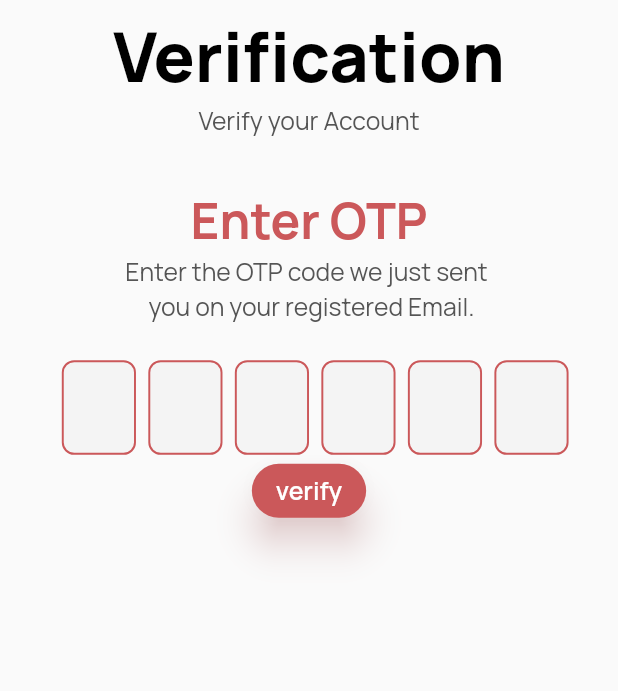
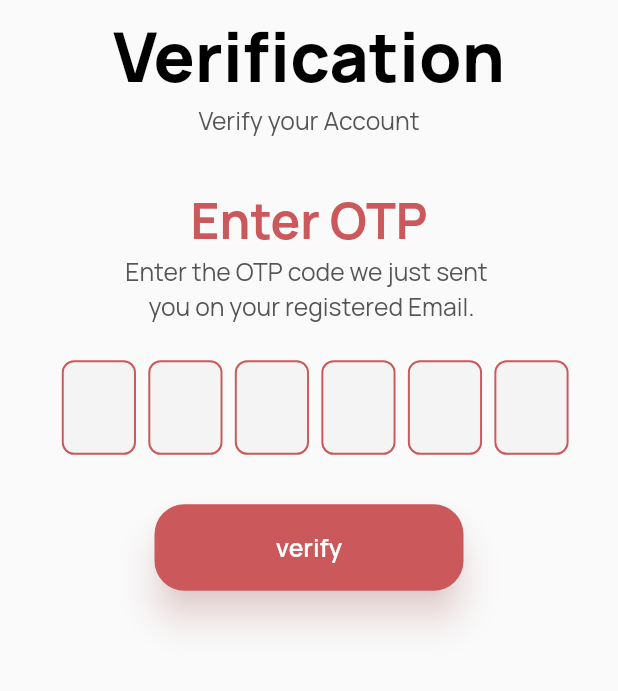
Before and after one commit to Aliza02/E-Vent-Vendor, a Flutter app: the otp_verification screen opened by its route, on a phone screen of 412 x 824 dp, the part 235-926 px from its top. Run offline on Flutter 3.47's test engine with Material 2 defaults, Android fonts, the phone set to English and light mode, and no system bars.

Commit message:
color theme

```diff
--- /dev/null
+++ b/lib/constants/colors.dart
@@ -0,0 +1,18 @@
+import 'package:flutter/material.dart';
+
+class AppColors {
+  static const Color pink = Color(0xFFCB585A);
+  static const Color maroon = Color(0xFF9C0C0C);
+  static const Color cream = Color(0xFFECE9E2);
+  static const Color screenBackground = Color(0xFFFAFAFA);
+  static const Color black = Color(0xFF000000);
+  static const Color grey = Color(0xFF555555);
+  static const Color fieldFillColor = Color(0xFFEFEFEF);
+  static const Color googleButtonBorder = Color(0xFFEBE9F1);
+  static const List<Color> pageIndicator = [
+    Color(0xFFBBDEFF),
+    Color(0xFFFFD4A1),
+    Color(0xFFFFB0F2),
+  ];
+  static const Color inactivePage = Color(0xFFD9D9D9);
+}
--- a/lib/screens/forgot_password.dart
+++ b/lib/screens/forgot_password.dart
@@ -7,6 +7,8 @@ import 'package:eventually_vendor/widget/textfield.dart';
 import 'package:flutter/material.dart';
 import 'package:flutter/src/widgets/framework.dart';
 import 'package:flutter/src/widgets/placeholder.dart';
+
+import '../constants/colors.dart';
 
 class forgotPassword extends StatefulWidget {
   const forgotPassword({super.key});
@@ -23,7 +25,7 @@ class _forgotPasswordState extends State<forgotPassword> {
     return SafeArea(
       child: Scaffold(
         resizeToAvoidBottomInset: false,
-        backgroundColor: Color(0xFFFAFAFA),
+        backgroundColor: AppColors.screenBackground,
         body: Container(
           padding: EdgeInsets.symmetric(horizontal: width * 0.08),
           width: width,
--- a/lib/screens/otp_verification.dart
+++ b/lib/screens/otp_verification.dart
@@ -3,6 +3,7 @@ import 'package:flutter/material.dart';
 import 'package:flutter/src/widgets/framework.dart';
 import 'package:flutter/src/widgets/placeholder.dart';
 
+import '../constants/colors.dart';
 import '../constants/constant.dart';
 import '../widget/heading.dart';
 import '../widget/logo.dart';
@@ -37,7 +38,7 @@ class _otp_verificationState extends State<otp_verification> {
     return SafeArea(
       child: Scaffold(
         resizeToAvoidBottomInset: false,
-        backgroundColor: Color(0xFFFAFAFA),
+        backgroundColor: AppColors.screenBackground,
         body: Container(
           width: width,
           height: height,
@@ -65,7 +66,7 @@ class _otp_verificationState extends State<otp_verification> {
                   style: TextStyle(
                     fontFamily: constant.font,
                     fontWeight: FontWeight.w700,
-                    color: Color(0xFFCB585A),
+                    color: AppColors.pink,
                     fontSize: width * 0.08,
                   ),
                 ),
@@ -77,7 +78,7 @@ class _otp_verificationState extends State<otp_verification> {
                   style: TextStyle(
                     fontFamily: constant.font,
                     fontWeight: FontWeight.w400,
-                    color: Color(0xFF555555),
+                    color: AppColors.grey,
                     fontSize: width * 0.04,
                   ),
                 ),
@@ -89,7 +90,7 @@ class _otp_verificationState extends State<otp_verification> {
                   style: TextStyle(
                     fontFamily: constant.font,
                     fontWeight: FontWeight.w400,
-                    color: Color(0xFF555555),
+                    color: AppColors.grey,
                     fontSize: width * 0.04,
                   ),
                 ),
@@ -101,7 +102,11 @@ class _otp_verificationState extends State<otp_verification> {
                   (index) => buildOTPFields(index, context),
                 ),
               ),
-              button(label: 'verify', onpressed: () {}),
+              Container(
+                  margin: EdgeInsets.symmetric(vertical: width * 0.08),
+                  width: width * 0.5,
+                  height: height * 0.07,
+                  child: button(label: 'verify', onpressed: () {})),
             ],
           ),
         ),
--- a/lib/screens/password_reset.dart
+++ b/lib/screens/password_reset.dart
@@ -7,6 +7,7 @@ import 'package:flutter/material.dart';
 import 'package:flutter/src/widgets/framework.dart';
 import 'package:flutter/src/widgets/placeholder.dart';
 
+import '../constants/colors.dart';
 import '../widget/button.dart';
 
 class passwrordReset extends StatefulWidget {
@@ -24,7 +25,7 @@ class _passwrordResetState extends State<passwrordReset> {
     return SafeArea(
       child: Scaffold(
         resizeToAvoidBottomInset: false,
-        backgroundColor: Color(0xFFFAFAFA),
+        backgroundColor: AppColors.screenBackground,
         body: Container(
           padding: EdgeInsets.symmetric(horizontal: width * 0.08),
           width: width,
--- a/lib/widget/button.dart
+++ b/lib/widget/button.dart
@@ -2,6 +2,8 @@ import 'package:eventually_vendor/constants/constant.dart';
 import 'package:flutter/material.dart';
 import 'package:flutter/src/widgets/framework.dart';
 import 'package:flutter/src/widgets/placeholder.dart';
+
+import '../constants/colors.dart';
 
 class button extends StatelessWidget {
   String label;
@@ -26,8 +28,8 @@ class button extends StatelessWidget {
       ),
       style: ElevatedButton.styleFrom(
         elevation: 10.0,
-        shadowColor: Color(0xFFCB585A).withOpacity(0.4),
-        backgroundColor: Color(0xFFCB585A),
+        shadowColor: AppColors.pink.withOpacity(0.4),
+        backgroundColor: AppColors.pink,
         shape: RoundedRectangleBorder(
           borderRadius: BorderRadius.circular(20),
         ),
--- a/lib/widget/googleButton.dart
+++ b/lib/widget/googleButton.dart
@@ -1,3 +1,4 @@
+import 'package:eventually_vendor/constants/colors.dart';
 import 'package:flutter/material.dart';
 import 'package:flutter/src/widgets/framework.dart';
 import 'package:flutter/src/widgets/placeholder.dart';
@@ -22,7 +23,7 @@ class _googleButtonState extends State<googleButton> {
         color: Colors.white,
         borderRadius: BorderRadius.circular(width * 0.07),
         border: Border.all(
-          color: Color(0xFFEBE9F1),
+          color: AppColors.googleButtonBorder,
           width: 1.3,
         ),
       ),
--- a/lib/widget/heading.dart
+++ b/lib/widget/heading.dart
@@ -2,6 +2,7 @@ import 'package:flutter/material.dart';
 import 'package:flutter/src/widgets/framework.dart';
 import 'package:flutter/src/widgets/placeholder.dart';
 
+import '../constants/colors.dart';
 import '../constants/constant.dart';
 
 class heading extends StatefulWidget {
@@ -28,7 +29,7 @@ class _headingState extends State<heading> {
       child: Text(
         widget.title,
         style: TextStyle(
-          color: Colors.black,
+          color: AppColors.black,
           fontFamily: constant.font,
           fontSize: widget.fontSize,
           fontWeight: FontWeight.w800,
--- a/lib/widget/numberfield.dart
+++ b/lib/widget/numberfield.dart
@@ -2,6 +2,7 @@ import 'package:flutter/material.dart';
 import 'package:flutter/src/widgets/framework.dart';
 import 'package:flutter/src/widgets/placeholder.dart';
 
+import '../constants/colors.dart';
 import '../constants/constant.dart';
 
 class numberField extends StatefulWidget {
@@ -21,11 +22,11 @@ class _numberFieldState extends State<numberField> {
     double height = MediaQuery.of(context).size.height;
     return TextFormField(
       maxLength: widget.maxLength,
-      cursorColor: Color(0xFFCB585A),
+      cursorColor: AppColors.pink,
       textAlign: widget.maxLength >= 11 ? TextAlign.start : TextAlign.center,
       keyboardType: TextInputType.number,
       decoration: InputDecoration(
-        fillColor: Color(0xFFEFEFEF).withOpacity(0.5),
+        fillColor: AppColors.fieldFillColor.withOpacity(0.5),
         filled: true,
         hintText: widget.title,
         counterText: "",
@@ -37,14 +38,14 @@ class _numberFieldState extends State<numberField> {
         focusedBorder: OutlineInputBorder(
           borderRadius: BorderRadius.circular(width * 0.02),
           borderSide: BorderSide(
-            color: Color(0xFFCB585A),
+            color: AppColors.pink,
             width: 1.3,
           ),
         ),
         enabledBorder: OutlineInputBorder(
           borderRadius: BorderRadius.circular(width * 0.02),
           borderSide: BorderSide(
-            color: Color(0xFFCB585A),
+            color: AppColors.pink,
             width: 1.3,
           ),
         ),
--- a/lib/widget/subheading.dart
+++ b/lib/widget/subheading.dart
@@ -2,6 +2,7 @@ import 'package:flutter/material.dart';
 import 'package:flutter/src/widgets/framework.dart';
 import 'package:flutter/src/widgets/placeholder.dart';
 
+import '../constants/colors.dart';
 import '../constants/constant.dart';
 
 class subHeading extends StatefulWidget {
@@ -22,7 +23,7 @@ class _subHeadingState extends State<subHeading> {
         style: TextStyle(
           fontFamily: constant.font,
           fontWeight: FontWeight.w400,
-          color: Color(0xFF555555),
+          color: AppColors.grey,
           fontSize: widget.fontSize,
         ),
       ),
```
Also changed, not shown: lib/screens/login.dart (+12 -11 lines), lib/screens/onboard.dart (+9 -6 lines), lib/screens/signup.dart (+7 -6 lines), lib/screens/signup_business.dart (+8 -7 lines), lib/widget/passwordfield.dart (+4 -3 lines), lib/widget/textfield.dart (+4 -3 lines), lib/constants/font.dart (added).
